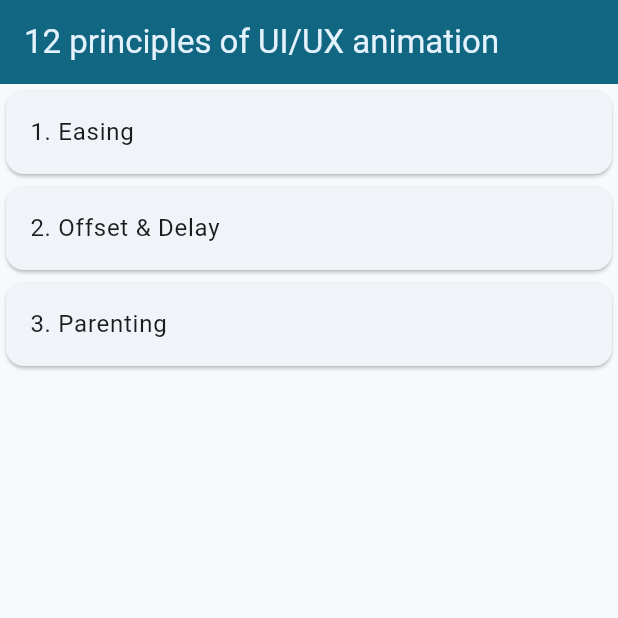
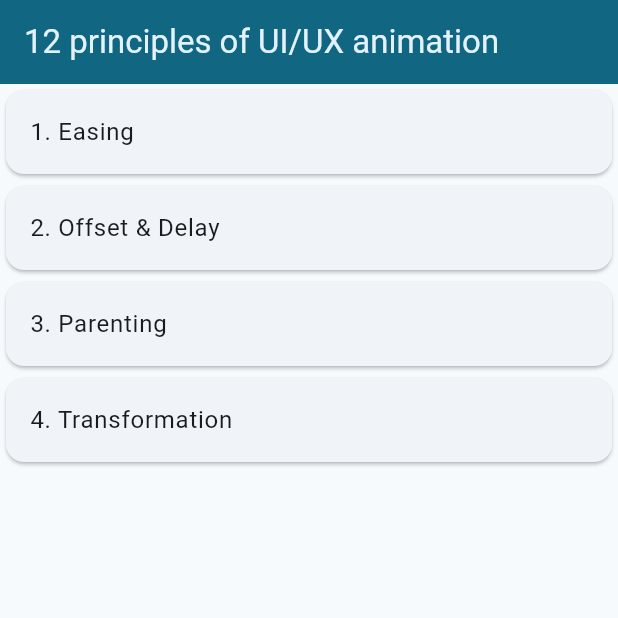
Before and after one commit to ash-valley/flutter_12uiux, a Flutter app: the screen it shows after launch, on a phone screen of 412 x 824 dp, the top half of it. Run offline on Flutter 3.47's test engine with Material 2 defaults, Android fonts, the phone set to English and light mode, and no system bars; our stand-ins replace go_router.

Commit message:
feat(transformation): add page

```diff
--- /dev/null
+++ b/lib/page/transformation.dart
@@ -0,0 +1,28 @@
+import 'package:flutter/material.dart';
+import 'package:flutter_12uiux/common/scaffold.dart';
+
+class Transformation extends StatelessWidget {
+  const Transformation({
+    super.key,
+    required this.title,
+  });
+
+  final String title;
+
+  @override
+  Widget build(BuildContext context) {
+    return MyScaffold(
+      title: title,
+      body: const _Transformation(),
+    );
+  }
+}
+
+class _Transformation extends StatelessWidget {
+  const _Transformation();
+
+  @override
+  Widget build(BuildContext context) {
+    return Container();
+  }
+}
--- a/lib/router.dart
+++ b/lib/router.dart
@@ -3,6 +3,7 @@ import 'package:flutter_12uiux/home.dart';
 import 'package:flutter_12uiux/page/easing.dart';
 import 'package:flutter_12uiux/page/offset_and_delay.dart';
 import 'package:flutter_12uiux/page/parenting.dart';
+import 'package:flutter_12uiux/page/transformation.dart';
 import 'package:go_router/go_router.dart';
 
 import '../extensions/list_map_with_index.dart';
@@ -22,9 +23,7 @@ final pageList = [
   Page(
     title: 'Easing',
     path: "easing",
-    builder: (title) => Easing(
-      title: title,
-    ),
+    builder: (title) => Easing(title: title),
   ),
   Page(
     title: "Offset & Delay",
@@ -36,6 +35,11 @@ final pageList = [
     path: "parenting",
     builder: (title) => Parenting(title: title),
   ),
+  Page(
+    title: "Transformation",
+    path: "transformation",
+    builder: (title) => Transformation(title: title),
+  )
 ];
 
 final router = GoRouter(
```
